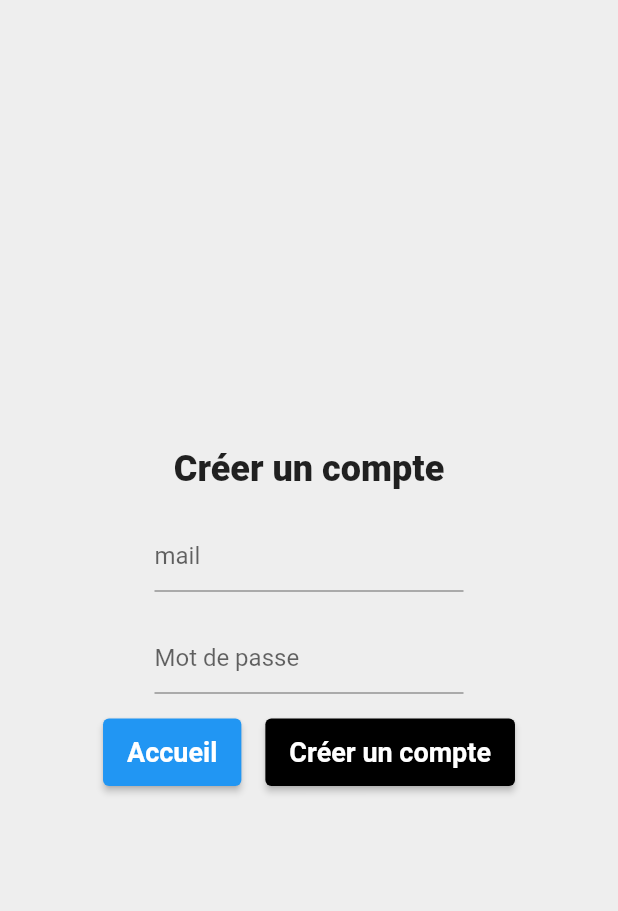
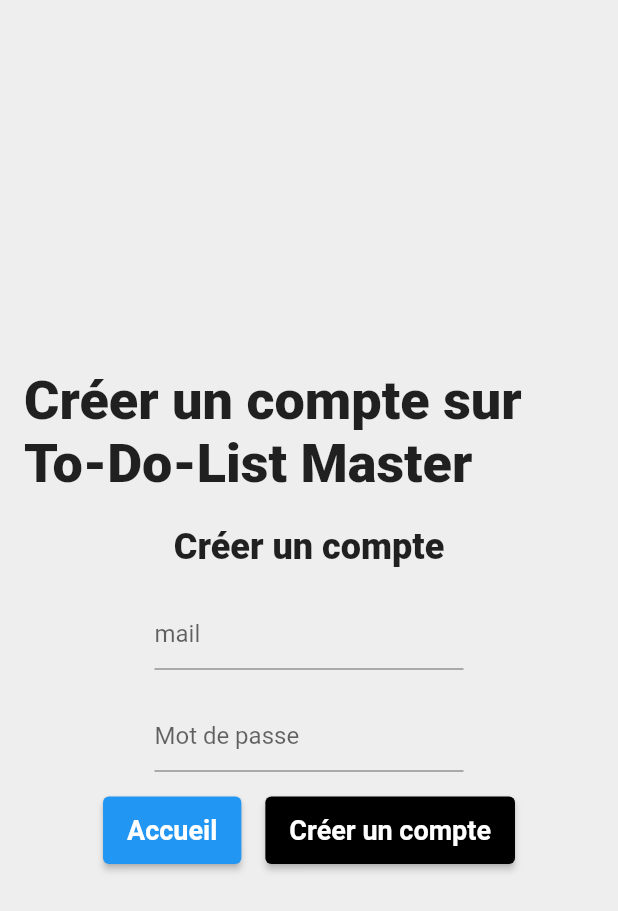
Before and after one commit to Yuubitsume/Flutter_To_Do_List, a Flutter app: the screen it shows after launch, after a tap on "Se Connecter", after a tap on "Créer un compte", on a phone screen of 412 x 824 dp. Shown: the top 911 px of the screen. Run offline on Flutter 3.47's test engine with Material 2 defaults, Android fonts, the phone set to English and light mode, and no system bars; our stand-ins replace firebase_auth, firebase_core, get; accounts and stored records are empty.

Commit message:
title login and register

```diff
--- a/lib/page/login.dart
+++ b/lib/page/login.dart
@@ -44,6 +44,13 @@ class _AuthScreenState extends State<AuthScreen> {
                 mainAxisAlignment: MainAxisAlignment.center,
                 crossAxisAlignment: CrossAxisAlignment.center,
                 children: [
+                  const Text(
+                    "Bienvenue sur To-Do-List Master",
+                    style: TextStyle(fontSize: 36, fontWeight: FontWeight.w800),
+                  ),
+                  const SizedBox(
+                    height: 20,
+                  ),
                   const Text(
                     "Connexion",
                     style: TextStyle(fontSize: 24, fontWeight: FontWeight.w800),
--- a/lib/page/register.dart
+++ b/lib/page/register.dart
@@ -74,6 +74,13 @@ class AuthScreenState extends State<RegisterAuthScreen> {
               mainAxisAlignment: MainAxisAlignment.center,
               crossAxisAlignment: CrossAxisAlignment.center,
               children: [
+                Text(
+                  "Créer un compte sur To-Do-List Master",
+                  style: TextStyle(fontSize: 36, fontWeight: FontWeight.w800),
+                ),
+                SizedBox(
+                  height: 20,
+                ),
                 const Text(
                   "Créer un compte",
                   style: TextStyle(fontSize: 24, fontWeight: FontWeight.w800),
--- a/pubspec.yaml
+++ b/pubspec.yaml
@@ -19,7 +19,7 @@ publish_to: 'none' # Remove this line if you wish to publish to pub.dev
 version: 1.0.0+1
 
 environment:
-  sdk: ">=2.17.0 <3.0.0"
+  sdk: '>=2.17.0 <3.0.0'
 
 # Dependencies specify other packages that your package needs in order to work.
 # To automatically upgrade your package dependencies to the latest versions
```
